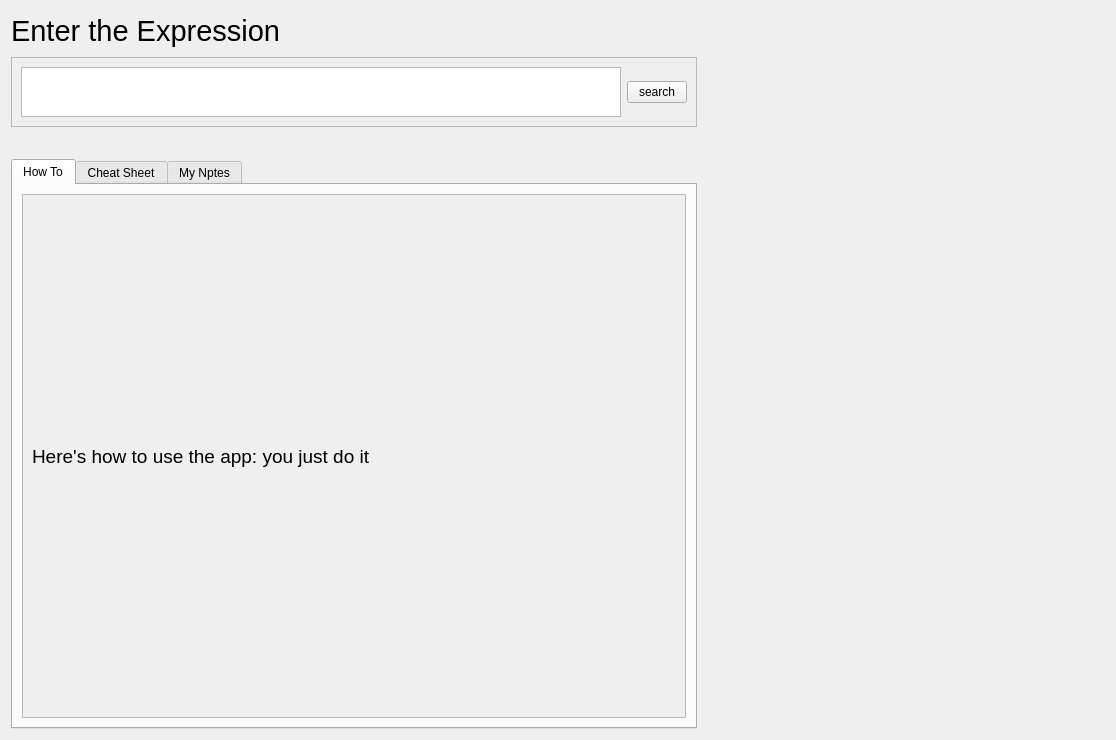
Above: src/views/ui/askLepPage.ui from adibozzhanov/LeProgram before the change. Below: the same form after it.
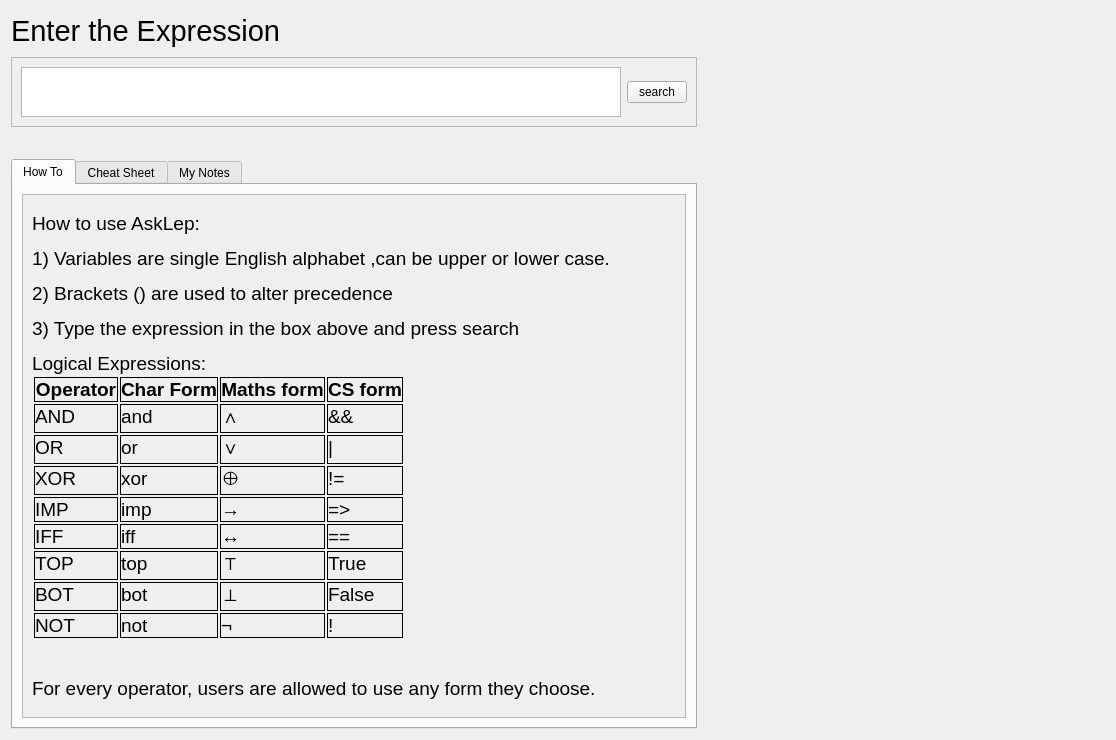
That is the form after the change. The open tabs and pages were chosen to show the change.

```diff
--- a/src/views/ui/askLepPage.ui
+++ b/src/views/ui/askLepPage.ui
@@ -97,10 +97,10 @@
          <widget class="QWidget" name="scrollAreaWidgetContents_3">
           <property name="geometry">
            <rect>
-            <x>0</x>
-            <y>0</y>
-            <width>662</width>
-            <height>523</height>
+            <x>-72</x>
+            <y>-38</y>
+            <width>711</width>
+            <height>537</height>
            </rect>
           </property>
           <layout class="QHBoxLayout" name="horizontalLayout_2">
@@ -118,7 +118,81 @@
               </font>
              </property>
              <property name="text">
-              <string>Here's how to use the app: you just do it</string>
+              <string>&lt;html&gt;
+&lt;head&gt;
+&lt;style&gt;
+table, th, td {
+  border: 1px solid black;
+  border-collapse: collapse;
+}
+&lt;/style&gt;
+&lt;/head&gt;
+        &lt;body&gt;&lt;p&gt;How to use AskLep:&lt;/p&gt;
+        &lt;p&gt;1) Variables are single English alphabet ,can be upper or lower case.&lt;/p&gt;
+&lt;p&gt;2) Brackets () are used to alter precedence&lt;/p&gt;
+&lt;p&gt;3) Type the expression in the box above and press search&lt;/p&gt;
+        &lt;p&gt;Logical Expressions:&lt;/p&gt;
+&lt;table&gt;
+  &lt;tr&gt;
+    &lt;th&gt;Operator&lt;/th&gt;
+    &lt;th&gt;Char Form&lt;/th&gt;
+    &lt;th&gt;Maths form&lt;/th&gt;
+    &lt;th&gt;CS form&lt;/th&gt;
+  &lt;/tr&gt;
+  &lt;tr&gt;
+    &lt;td&gt;AND&lt;/td&gt;
+    &lt;td&gt;and&lt;/td&gt;
+    &lt;td&gt;∧&lt;/td&gt;
+    &lt;td&gt;&amp;&amp;&lt;/td&gt;
+  &lt;/tr&gt;
+  &lt;tr&gt;
+    &lt;td&gt;OR&lt;/td&gt;
+    &lt;td&gt;or&lt;/td&gt;
+    &lt;td&gt;∨&lt;/td&gt;
+    &lt;td&gt;|&lt;/td&gt;
+  &lt;/tr&gt;
+  &lt;tr&gt;
+    &lt;td&gt;XOR&lt;/td&gt;
+    &lt;td&gt;xor&lt;/td&gt;
+    &lt;td&gt;⊕&lt;/td&gt;
+    &lt;td&gt;!=&lt;/td&gt;
+  &lt;/tr&gt;
+  &lt;tr&gt;
+    &lt;td&gt;IMP&lt;/td&gt;
+    &lt;td&gt;imp&lt;/td&gt;
+    &lt;td&gt;→&lt;/td&gt;
+    &lt;td&gt;=&gt;&lt;/td&gt;
+  &lt;/tr&gt;
+  &lt;tr&gt;
+    &lt;td&gt;IFF&lt;/td&gt;
+    &lt;td&gt;iff&lt;/td&gt;
+    &lt;td&gt;↔&lt;/td&gt;
+    &lt;td&gt;==&lt;/td&gt;
+  &lt;/tr&gt;
+  &lt;tr&gt;
+    &lt;td&gt;TOP&lt;/td&gt;
+    &lt;td&gt;top&lt;/td&gt;
+    &lt;td&gt;⊤&lt;/td&gt;
+    &lt;td&gt;True&lt;/td&gt;
+  &lt;/tr&gt;
+  &lt;tr&gt;
+    &lt;td&gt;BOT&lt;/td&gt;
+    &lt;td&gt;bot&lt;/td&gt;
+    &lt;td&gt;⊥&lt;/td&gt;
+    &lt;td&gt;False&lt;/td&gt;
+  &lt;/tr&gt;
+  &lt;tr&gt;
+    &lt;td&gt;NOT&lt;/td&gt;
+    &lt;td&gt;not&lt;/td&gt;
+    &lt;td&gt;¬&lt;/td&gt;
+    &lt;td&gt;!&lt;/td&gt;
+  &lt;/tr&gt;
+  &lt;tr&gt;
+&lt;/table&gt;
+        &lt;p&gt;For every operator, users are allowed to use any form they choose.&lt;/p&gt;
+
+        &lt;/body&gt;
+&lt;/html&gt;</string>
              </property>
             </widget>
            </item>
@@ -214,7 +288,7 @@
      </widget>
      <widget class="QWidget" name="myNotesTab">
       <attribute name="title">
-       <string>My Nptes</string>
+       <string>My Notes</string>
       </attribute>
       <layout class="QGridLayout" name="gridLayout_2"/>
      </widget>
```
Left out of the diff: 126 changed lines with no effect on the pictures.
